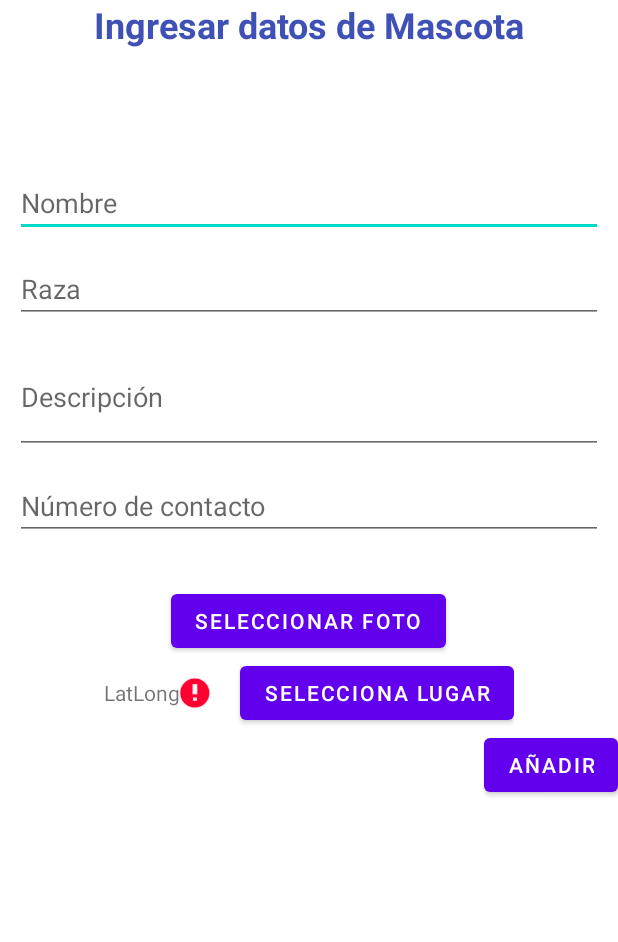
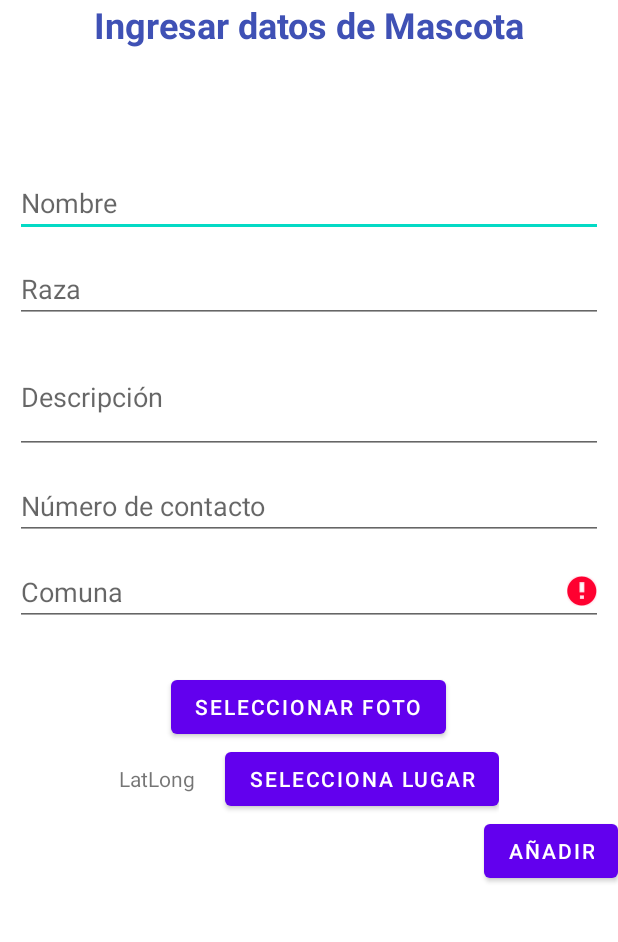
Before and after one commit to foterolu/geopet, an Android app: the createPost screen opened directly, with no data from a screen before it, after a tap on "AÑADIR", on a phone screen of 412 x 824 dp, the part 84-1026 px from its top. Run offline under Robolectric (Android 15) with nearby library versions, the phone set to English and light mode, and no system bars; our stand-ins replace Firebase (no records; nobody signed in at launch, a user with empty details on screens opened directly).

Commit message:
Campo comuna agregado a Publicacion.

```diff
--- a/app/src/main/java/com/example/geopet/createPost.java
+++ b/app/src/main/java/com/example/geopet/createPost.java
@@ -12,6 +12,8 @@
 import android.view.MenuItem;
 import android.view.View;
 import android.webkit.MimeTypeMap;
+import android.widget.ArrayAdapter;
+import android.widget.AutoCompleteTextView;
 import android.widget.Button;
 import android.widget.EditText;
 import android.widget.ImageView;
@@ -41,6 +43,7 @@
 import java.io.File;
 import java.io.IOException;
 import java.util.ArrayList;
+import java.util.Arrays;
 import java.util.HashMap;
 import java.util.List;
 import java.util.Map;
@@ -48,8 +51,58 @@
 public class createPost extends AppCompatActivity {
     EditText mnombre,mraza,mdescripcion,mcontacto;
     TextView mlatlong;
+    AutoCompleteTextView mComuna;
     ListView Post;
     Button ingresar,btnbrowse, btnmap;
+    String[] comunas = new String[]{
+            "Arica","Camarones","Putre","General Lagos","Iquique","Alto Hospicio","Pozo Almonte",
+            "Camiña","Colchane","Huara","Pica","Antofagasta","Mejillones","Sierra Gorda",
+            "Taltal","Calama","Ollagüe","San Pedro de Atacama","Tocopilla","María Elena",
+            "Copiapó","Caldera","Tierra Amarilla","Chañaral","Diego de Almagro","Vallenar",
+            "Alto del Carmen","Freirina","Huasco","La Serena","Coquimbo","Andacollo","La Higuera",
+            "Paiguano","Vicuña","Illapel","Canela","Los Vilos","Salamanca","Ovalle","Combarbalá",
+            "Monte Patria","Punitaqui","Río Hurtado","Valparaíso","Casablanca","Concón","Juan Fernández",
+            "Puchuncaví","Quintero","Viña del Mar","Isla de Pascua","Los Andes","Calle Larga","Rinconada",
+            "San Esteban","La Ligua","Cabildo","Papudo","Petorca","Zapallar","Quillota","Calera",
+            "Hijuelas","La Cruz","Nogales","San Antonio","Algarrobo","Cartagena","El Quisco",
+            "El Tabo","Santo Domingo","San Felipe","Catemu","Llaillay","Panquehue","Putaendo",
+            "Santa María","Quilpué","Limache","Olmué","Villa Alemana","Rancagua","Codegua","Coinco",
+            "Coltauco","Doñihue","Graneros","Las Cabras","Machalí","Malloa","Mostazal","Olivar",
+            "Peumo","Pichidegua","Quinta de Tilcoco","Rengo","Requínoa","San Vicente","Pichilemu","La Estrella",
+            "Litueche","Marchihue","Navidad","Paredones","San Fernando","Chépica","Chimbarongo",
+            "Lolol","Nancagua","Palmilla","Peralillo","Placilla","Pumanque","Santa Cruz","Talca",
+            "Constitución","Curepto","Empedrado","Maule","Pelarco","Pencahue","Río Claro","San Clemente",
+            "San Rafael","Cauquenes","Chanco","Pelluhue","Curicó","Hualañé","Licantén","Molina",
+            "Rauco","Romeral","Sagrada Familia","Teno","Vichuquén","Linares","Colbún","Longaví",
+            "Parral","Retiro","San Javier","Villa Alegre","Yerbas Buenas","Cobquecura","Coelemu","Ninhue",
+            "Portezuelo","Quirihue","Ránquil","Treguaco","Bulnes","Chillán Viejo","Chillán","El Carmen",
+            "Pemuco","Pinto","Quillón","San Ignacio","Yungay","Coihueco","Ñiquén","San Carlos",
+            "San Fabián","San Nicolás","Concepción","Coronel","Chiguayante","Florida","Hualqui",
+            "Lota","Penco","San Pedro de la Paz","Santa Juana","Talcahuano","Tomé","Hualpén","Lebu",
+            "Arauco","Cañete","Contulmo","Curanilahue","Los Álamos","Tirúa","Los Ángeles","Antuco",
+            "Cabrero","Laja","Mulchén","Nacimiento","Negrete","Quilaco","Quilleco","San Rosendo","Santa Bárbara",
+            "Tucapel","Yumbel","Alto Biobío","Temuco","Carahue","Cunco","Curarrehue","Freire",
+            "Galvarino","Gorbea","Lautaro","Loncoche","Melipeuco","Nueva Imperial","Padre las Casas",
+            "Perquenco","Pitrufquén","Pucón","Saavedra","Teodoro Schmidt","Toltén","Vilcún","Villarrica",
+            "Cholchol","Angol","Collipulli","Curacautín","Ercilla","Lonquimay","Los Sauces","Lumaco",
+            "Purén","Renaico","Traiguén","Victoria","Valdivia","Corral","Lanco","Los Lagos","Máfil",
+            "Mariquina","Paillaco","Panguipulli","La Unión","Futrono","Lago Ranco","Río Bueno",
+            "Puerto Montt","Calbuco","Cochamó","Fresia","Frutillar","Los Muermos","Llanquihue",
+            "Maullín","Puerto Varas","Castro","Ancud","Chonchi","Curaco de Vélez","Dalcahue","Puqueldón",
+            "Queilén","Quellón","Quemchi","Quinchao","Osorno","Puerto Octay","Purranque","Puyehue",
+            "Río Negro","San Juan de la Costa","San Pablo","Chaitén","Futaleufú","Hualaihué","Palena",
+            "Coihaique","Lago Verde","Aisén","Cisnes","Guaitecas","Cochrane","O’Higgins","Tortel",
+            "Chile Chico","Río Ibáñez","Punta Arenas","Laguna Blanca","Río Verde","San Gregorio",
+            "Cabo de Hornos (Ex Navarino)","Antártica","Porvenir","Primavera","Timaukel","Natales","Torres del Paine",
+            "Cerrillos","Cerro Navia","Conchalí","El Bosque","Estación Central","Huechuraba","Independencia",
+            "La Cisterna","La Florida","La Granja","La Pintana","La Reina","Las Condes","Lo Barnechea",
+            "Lo Espejo","Lo Prado","Macul","Maipú","Ñuñoa","Pedro Aguirre Cerda","Peñalolén","Providencia",
+            "Pudahuel","Quilicura","Quinta Normal","Recoleta","Renca","Santiago","San Joaquín","San Miguel",
+            "San Ramón","Vitacura","Puente Alto","Pirque","San José de Maipo","Colina","Lampa","Tiltil",
+            "San Bernardo","Buin","Calera de Tango","Paine","Melipilla","Alhué","Curacaví","María Pinto",
+            "San Pedro","Talagante","El Monte","Isla de Maipo","Padre Hurtado","Peñaflor"};
+
+    List<String> comunaList = new ArrayList<>(Arrays.asList(comunas));
 
     FirebaseFirestore db;
 
@@ -68,6 +121,9 @@
         super.onCreate(savedInstanceState);
         setContentView(R.layout.activity_create_post);
 
+        ArrayAdapter<String> adapter = new ArrayAdapter<String>
+                (this,android.R.layout.select_dialog_item,comunas);
+
         toolbar = findViewById(R.id.toolbar);
         setSupportActionBar(toolbar);
         getSupportActionBar().setDisplayHomeAsUpEnabled(true);
@@ -79,6 +135,7 @@
         mdescripcion = findViewById(R.id.description);
         mcontacto    = findViewById(R.id.phone2);
         mlatlong = findViewById(R.id.latlongtext);
+        mComuna      = findViewById(R.id.Comuna2);
         ingresar = findViewById(R.id.añadir);
         btnbrowse = (Button)findViewById(R.id.btnbrowse);
         btnmap = (Button)findViewById(R.id.btnmap);
@@ -88,6 +145,8 @@
         storageReference = FirebaseStorage.getInstance().getReference("Images");
         databaseReference = FirebaseDatabase.getInstance().getReference("Images");
 
+        mComuna.setThreshold(1);
+        mComuna.setAdapter(adapter);
         db = FirebaseFirestore.getInstance();
 
         btnbrowse.setOnClickListener(new View.OnClickListener() {
@@ -117,7 +176,13 @@
                 String raza        = mraza.getText().toString().trim();
                 String descripcion = mdescripcion.getText().toString().trim();
                 String contacto    = mcontacto.getText().toString().trim();
+                String comuna = mComuna.getText().toString().trim();
                 String[] x = mlatlong.getText().toString().replaceAll("[()]","").split(",");
+
+                if (!(comunaList.contains(comuna))){
+                    mComuna.setError("Comuna valida requerida");
+                    return;
+                }
                 if(x.length != 2){
                     mlatlong.setError("Lugar Requerido");
                     return;
@@ -154,6 +219,7 @@
                 post.put("userId",userId);
                 post.put("lat",lat);
                 post.put("long",lon);
+                post.put("comuna",comuna);
 
                 UploadImage(post);
             }
--- a/app/src/main/res/layout/activity_create_post.xml
+++ b/app/src/main/res/layout/activity_create_post.xml
@@ -90,6 +90,16 @@
             android:hint="Número de contacto"
             android:inputType="phone" />
 
+        <AutoCompleteTextView
+            android:id="@+id/Comuna2"
+            android:gravity="center_vertical"
+            android:layout_width="match_parent"
+            android:layout_height="wrap_content"
+            android:layout_marginLeft="10dp"
+            android:layout_marginRight="10dp"
+            android:hint="Comuna"
+            android:layout_marginTop="12dp"/>
+
         <LinearLayout
             android:layout_width="match_parent"
             android:layout_height="wrap_content"
```
